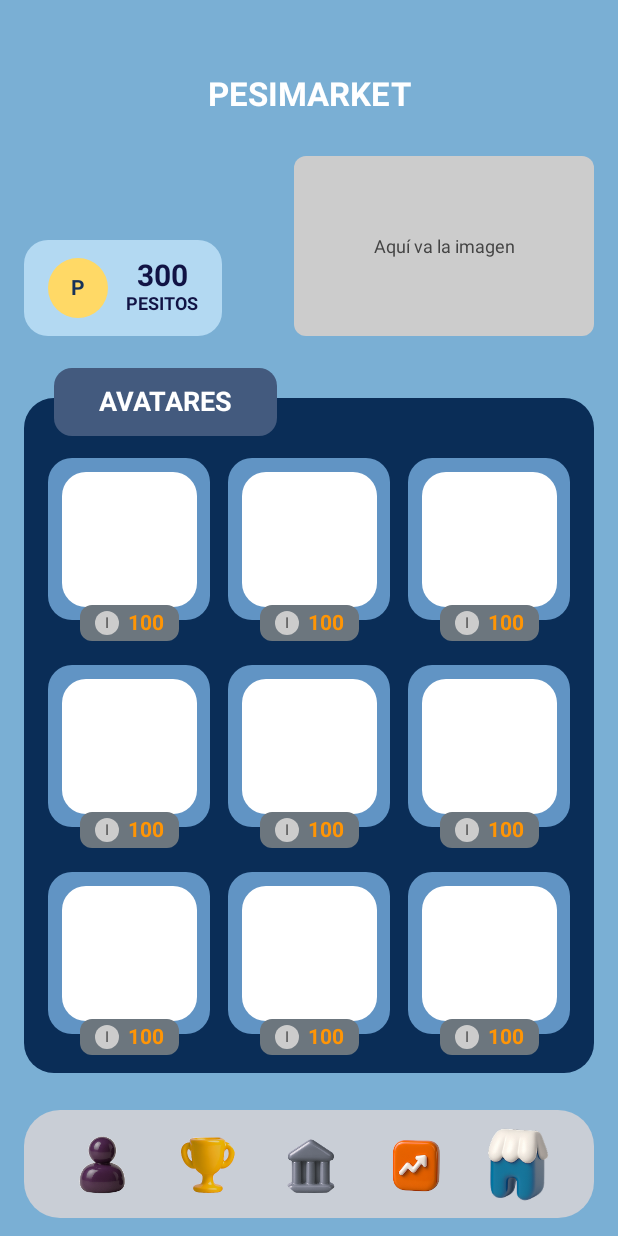
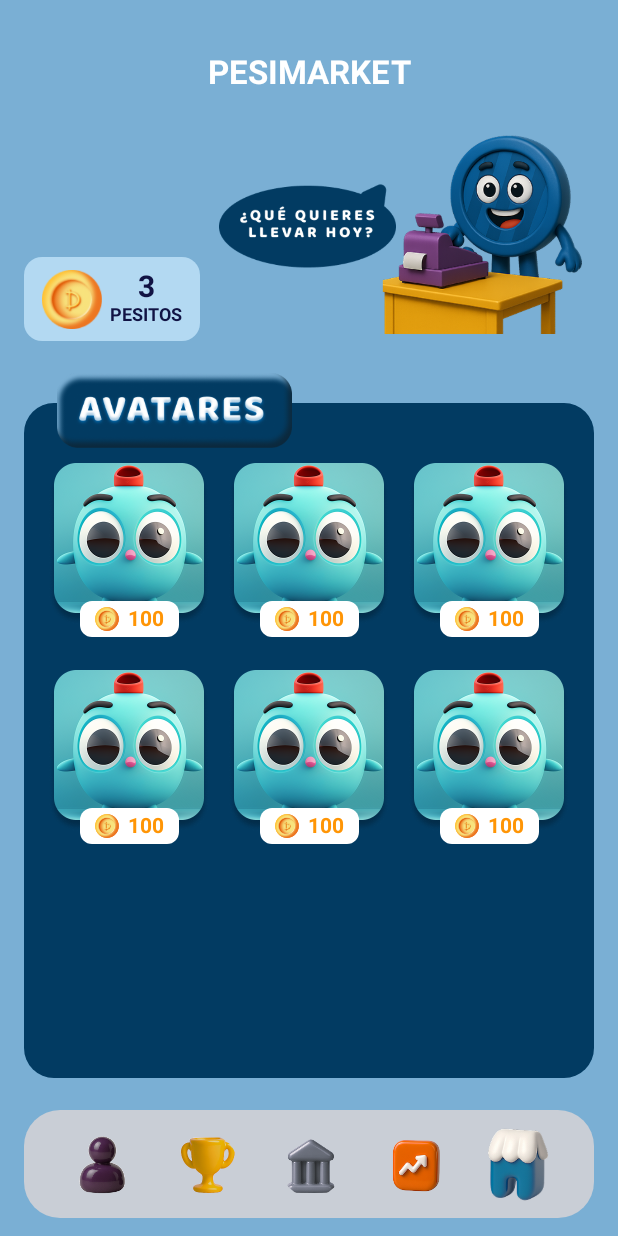
Before and after one commit to Estebannn8/FinanKids, an Android app built with Jetpack Compose: the StoreScreen screen opened through its navigation route, on a phone screen of 412 x 824 dp. Run offline under Robolectric (Android 15) with nearby library versions, the phone set to English and light mode, and no system bars; our stand-ins replace Firebase (no records; nobody signed in at launch, a user with empty details on screens opened directly); Roboto replaces fonts that are not available here.

Commit message:
Store Screen Frontend Modified

```diff
--- a/app/src/main/java/com/universidad/finankids/ui/StoreScreen.kt
+++ b/app/src/main/java/com/universidad/finankids/ui/StoreScreen.kt
@@ -12,7 +12,9 @@ import androidx.compose.material3.Text
 import androidx.compose.runtime.*
 import androidx.compose.ui.Alignment
 import androidx.compose.ui.Modifier
+import androidx.compose.ui.draw.clip
 import androidx.compose.ui.graphics.Color
+import androidx.compose.ui.layout.ContentScale
 import androidx.compose.ui.res.painterResource
 import androidx.compose.ui.text.font.FontWeight
 import androidx.compose.ui.tooling.preview.Preview
@@ -20,6 +22,7 @@ import androidx.compose.ui.unit.dp
 import androidx.compose.ui.unit.sp
 import androidx.navigation.NavController
 import androidx.navigation.compose.rememberNavController
+import com.universidad.finankids.R
 import com.universidad.finankids.navigation.navigateToScreen
 import com.universidad.finankids.ui.components.BottomMenu
 
@@ -36,10 +39,10 @@ fun StoreScreen(navController: NavController) {
         Column(
             modifier = Modifier
                 .fillMaxSize()
-                .padding(bottom = 84.dp),
-            horizontalAlignment = Alignment.CenterHorizontally
+                .padding(bottom = 50.dp),
+            horizontalAlignment = Alignment.CenterHorizontally,
         ) {
-            Spacer(modifier = Modifier.height(50.dp))
+            Spacer(modifier = Modifier.height(35.dp))
 
             // Título
             Text(
@@ -48,8 +51,6 @@ fun StoreScreen(navController: NavController) {
                 fontWeight = FontWeight.Bold,
                 color = Color.White
             )
-
-            Spacer(modifier = Modifier.height(12.dp))
 
             // Fila con recuadro e imagen
             Row(
@@ -62,20 +63,23 @@ fun StoreScreen(navController: NavController) {
                 // Monedas Pesitos
                 Row(
                     modifier = Modifier
-                        .background(Color(0xFFB3D9F2), RoundedCornerShape(16.dp)) // azul claro
-                        .padding(horizontal = 16.dp, vertical = 12.dp)
+                        .background(Color(0xFFB3D9F2), RoundedCornerShape(12.dp)) // azul claro
+                        .padding(horizontal = 12.dp, vertical = 8.dp)
                 ) {
                     // Imagen Pesito
                     Box(
-                        modifier = Modifier
-                            .size(40.dp)
-                            .background(Color(0xFFFFD966), RoundedCornerShape(50)), // ejemplo moneda
+                        modifier = Modifier.size(40.dp),
                         contentAlignment = Alignment.Center
                     ) {
-                        Text("P", color = Color(0xFF163259), fontWeight = FontWeight.Bold)
+                        Image(
+                            painter = painterResource(id = R.drawable.ic_pesito_moneda),
+                            contentDescription = "Pesito Moneda",
+                            modifier = Modifier.fillMaxSize(),
+                            contentScale = ContentScale.Fit
+                        )
                     }
 
-                    Spacer(modifier = Modifier.width(12.dp))
+                    Spacer(modifier = Modifier.width(5.dp))
 
                     // Textos en columna
                     Column(
@@ -83,7 +87,7 @@ fun StoreScreen(navController: NavController) {
                         verticalArrangement = Arrangement.Center
                     ) {
                         Text(
-                            text = "300",
+                            text = "3",
                             color = Color(0xFF111344),
                             fontWeight = FontWeight.Bold,
                             fontSize = 20.sp
@@ -97,14 +101,16 @@ fun StoreScreen(navController: NavController) {
                     }
                 }
 
-                // Imagen Pesito Azul
                 Box(
-                    modifier = Modifier
-                        .size(200.dp, 120.dp)
-                        .background(Color.LightGray, RoundedCornerShape(8.dp)), // espacio imagen
+                    modifier = Modifier.size(250.dp, 150.dp),
                     contentAlignment = Alignment.Center
                 ) {
-                    Text("Aquí va la imagen", color = Color.DarkGray, fontSize = 12.sp)
+                    Image(
+                        painter = painterResource(id = R.drawable.pesito_azul_tienda),
+                        contentDescription = "Pesito Azul Tienda",
+                        modifier = Modifier.fillMaxSize(),
+                        contentScale = ContentScale.Fit // mantiene la proporción sin recortar
+                    )
                 }
             }
 
@@ -116,7 +122,7 @@ fun StoreScreen(navController: NavController) {
                     .fillMaxWidth()
                     .padding(horizontal = 16.dp)
                     .height(450.dp)
-                    .background(Color(0xFF0A2D57), RoundedCornerShape(20.dp))
+                    .background(Color(0xFF023B62), RoundedCornerShape(20.dp))
             ) {
                 val scroll = rememberScrollState()
 
@@ -127,7 +133,7 @@ fun StoreScreen(navController: NavController) {
                         .padding(top = 40.dp, bottom = 40.dp, start = 16.dp, end = 16.dp),
                     verticalArrangement = Arrangement.spacedBy(30.dp)
                 ) {
-                    repeat(4) {
+                    repeat(2) {
                         Row(
                             modifier = Modifier.fillMaxWidth(),
                             horizontalArrangement = Arrangement.spacedBy(12.dp)
@@ -142,21 +148,15 @@ fun StoreScreen(navController: NavController) {
                 }
 
                 // Título "AVATARES" sobrepuesto
-                Box(
+                Image(
+                    painter = painterResource(id = R.drawable.ic_boton_avatares_tienda),
+                    contentDescription = "Botón Avatares",
                     modifier = Modifier
                         .align(Alignment.TopStart)
                         .offset(x = 20.dp, y = (-20).dp)
-                        .background(Color(0xFF435A7E), RoundedCornerShape(12.dp))
-                        .padding(horizontal = 30.dp, vertical = 12.dp)
-                ) {
-                    Text(
-                        text = "AVATARES",
-                        color = Color.White,
-                        fontWeight = FontWeight.Bold,
-                        fontSize = 18.sp
-
-                    )
-                }
+                        .size(width = 160.dp, height = 50.dp), // ajusta al tamaño que necesites
+                    contentScale = ContentScale.Fit
+                )
 
             }
 
@@ -189,23 +189,26 @@ fun StoreScreen(navController: NavController) {
 fun AvatarItem(modifier: Modifier = Modifier) {
     Box(
         modifier = modifier
-            .aspectRatio(1f)
-            .background(Color(0xFF6194C4), RoundedCornerShape(16.dp)),
+            .aspectRatio(1f),
         contentAlignment = Alignment.Center
     ) {
         // Imagen del avatar
-        Box(
+        Image(
+            painter = painterResource(id = R.drawable.ic_avatar_placeholder),
+            contentDescription = "Avatar Placeholder",
             modifier = Modifier
-                .size(90.dp)
-                .background(Color.White, RoundedCornerShape(16.dp))
+                .fillMaxSize()
+                .clip(RoundedCornerShape(8.dp)),
+            contentScale = ContentScale.Crop
         )
+
 
         // Badge inferior con precio
         Box(
             modifier = Modifier
                 .align(Alignment.BottomCenter)
-                .offset(y = 14.dp)
-                .background(Color(0xFF6C767E), RoundedCornerShape(8.dp))
+                .offset(y = 8.dp)
+                .background(Color(0xFFFFFFFF), RoundedCornerShape(8.dp))
                 .padding(horizontal = 10.dp, vertical = 4.dp)
         ) {
             Row(
@@ -214,12 +217,15 @@ fun AvatarItem(modifier: Modifier = Modifier) {
             ) {
                 // Imagen pequeña
                 Box(
-                    modifier = Modifier
-                        .size(16.dp)
-                        .background(Color.LightGray, RoundedCornerShape(50)), // espacio para la imagen
+                    modifier = Modifier.size(16.dp),
                     contentAlignment = Alignment.Center
                 ) {
-                    Text("I", fontSize = 10.sp, color = Color.DarkGray) // marcador temporal
+                    Image(
+                        painter = painterResource(id = R.drawable.ic_pesito_moneda),
+                        contentDescription = "Pesito Moneda Pequeño",
+                        modifier = Modifier.fillMaxSize(),
+                        contentScale = ContentScale.Fit
+                    )
                 }
 
                 // Texto a la derecha
```
Also changed, not shown: app/src/main/res/drawable/ic_boton_avatares_tienda.png (added), app/src/main/res/drawable/ic_pesito_moneda.png (added), app/src/main/res/drawable/pesito_azul_tienda.png (added).
